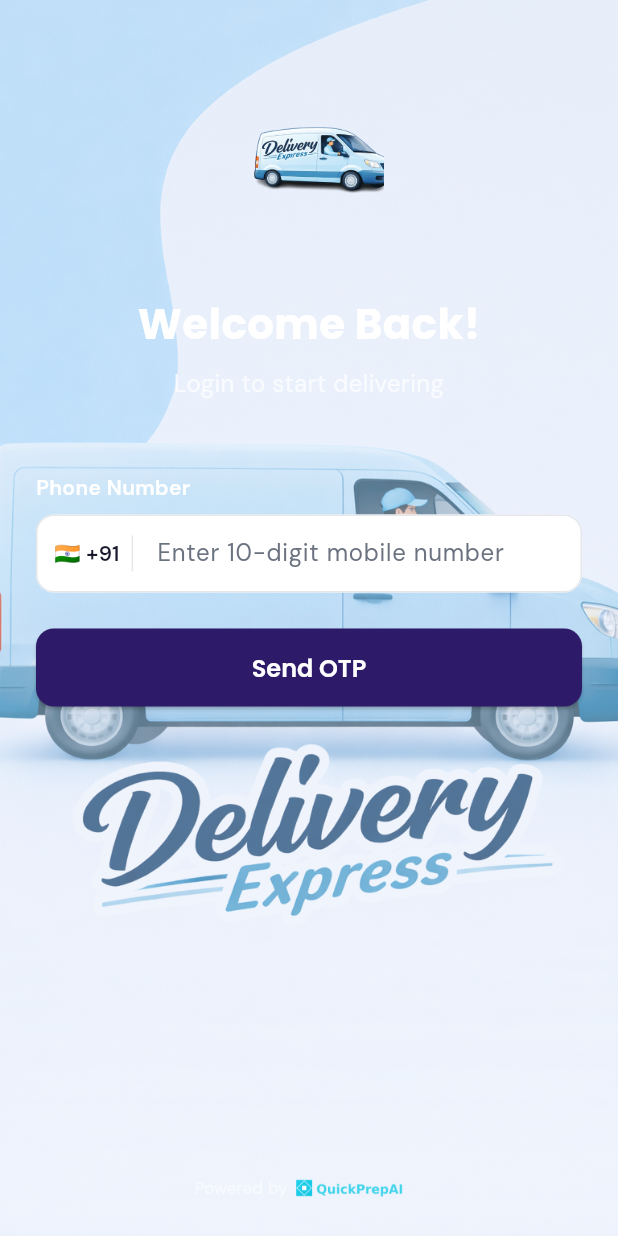
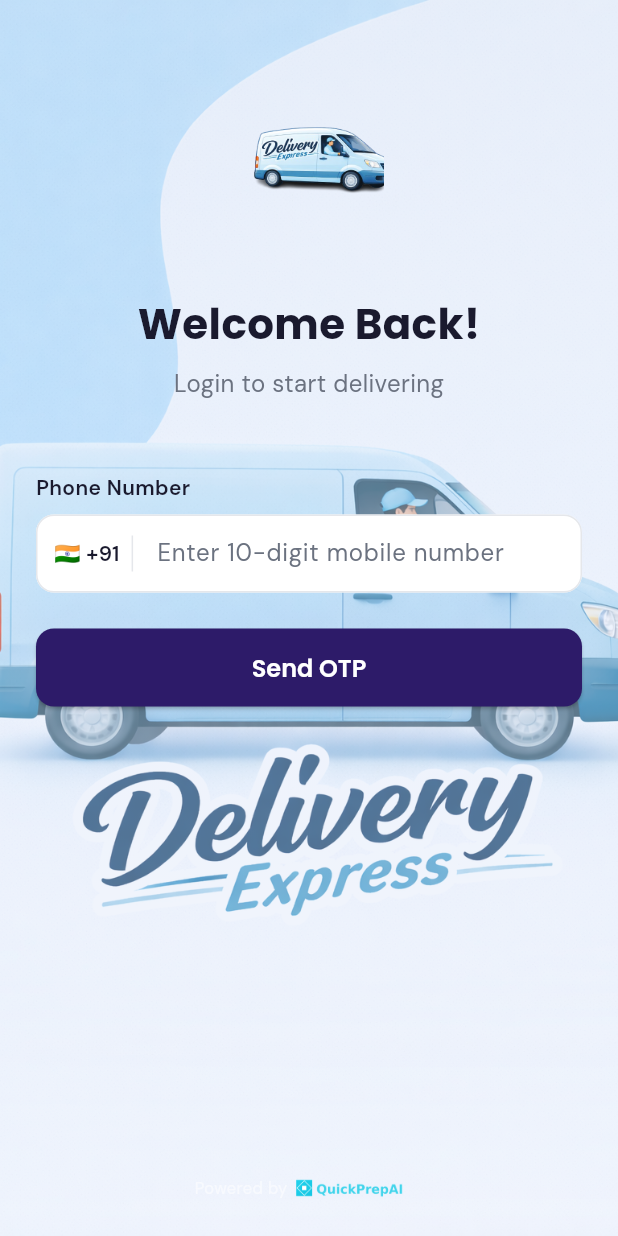
Before and after one commit to ashishsrivastava14/DeliveryPartnerApp, a Flutter app: the screen it shows after launch, on a phone screen of 412 x 824 dp. Run offline on Flutter 3.47's test engine with Material 3 defaults, Android fonts, the phone set to English and light mode, and no system bars; our stand-ins replace fl_chart, get, go_router, google_fonts.

Commit message:
Update text colors in LoginScreen and RoleSelectorScreen to use AppColors

```diff
--- a/delivery_partner_app/lib/screens/auth/login_screen.dart
+++ b/delivery_partner_app/lib/screens/auth/login_screen.dart
@@ -66,7 +66,7 @@ class LoginScreen extends StatelessWidget {
                   style: GoogleFonts.poppins(
                     fontSize: 28,
                     fontWeight: FontWeight.bold,
-                    color: Colors.white,
+                    color: AppColors.textPrimary,
                   ),
                 ),
               ),
@@ -76,7 +76,7 @@ class LoginScreen extends StatelessWidget {
                   'Login to start delivering',
                   style: GoogleFonts.dmSans(
                     fontSize: 16,
-                    color: Colors.white70,
+                    color: AppColors.textSecondary,
                   ),
                 ),
               ),
@@ -87,7 +87,7 @@ class LoginScreen extends StatelessWidget {
                 style: GoogleFonts.dmSans(
                   fontSize: 14,
                   fontWeight: FontWeight.w600,
-                  color: Colors.white,
+                  color: AppColors.textPrimary,
                 ),
               ),
               const SizedBox(height: 8),
@@ -150,7 +150,7 @@ class LoginScreen extends StatelessWidget {
                       style: GoogleFonts.dmSans(
                         fontSize: 14,
                         fontWeight: FontWeight.w600,
-                        color: Colors.white,
+                        color: AppColors.textPrimary,
                       ),
                     ),
                     const SizedBox(height: 8),
--- a/delivery_partner_app/lib/screens/auth/role_selector_screen.dart
+++ b/delivery_partner_app/lib/screens/auth/role_selector_screen.dart
@@ -49,7 +49,7 @@ class RoleSelectorScreen extends StatelessWidget {
                 style: GoogleFonts.poppins(
                   fontSize: 28,
                   fontWeight: FontWeight.bold,
-                  color: Colors.white,
+                  color: AppColors.textPrimary,
                 ),
               ),
               const SizedBox(height: 8),
@@ -57,7 +57,7 @@ class RoleSelectorScreen extends StatelessWidget {
                 'Select how you want to use the app',
                 style: GoogleFonts.dmSans(
                   fontSize: 16,
-                  color: Colors.white70,
+                  color: AppColors.textSecondary,
                 ),
               ),
               const SizedBox(height: 48),
```
